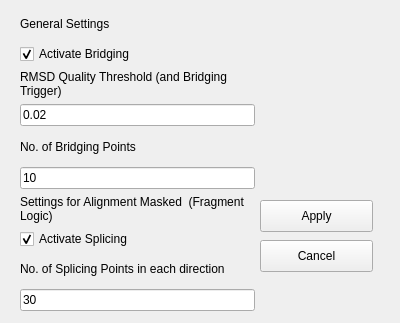
Qt form MolVista/modules/settings.ui (ts-quantum/MolSuite) before a commit.
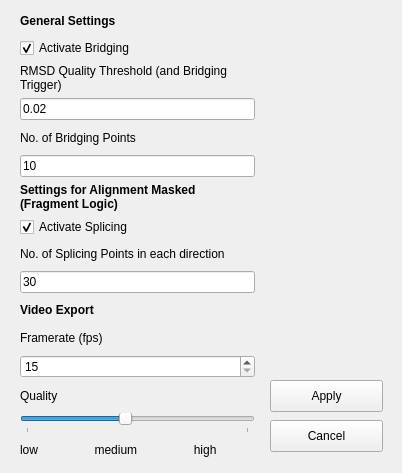
The same form after that commit.

Patch:
```diff
--- a/MolVista/modules/settings.ui
+++ b/MolVista/modules/settings.ui
@@ -6,8 +6,8 @@
    <rect>
     <x>0</x>
     <y>0</y>
-    <width>400</width>
-    <height>323</height>
+    <width>402</width>
+    <height>473</height>
    </rect>
   </property>
   <property name="windowTitle">
@@ -16,8 +16,8 @@
   <widget class="QPushButton" name="Apply">
    <property name="geometry">
     <rect>
-     <x>260</x>
-     <y>200</y>
+     <x>270</x>
+     <y>380</y>
      <width>113</width>
      <height>32</height>
     </rect>
@@ -29,8 +29,8 @@
   <widget class="QPushButton" name="Cancel">
    <property name="geometry">
     <rect>
-     <x>260</x>
-     <y>240</y>
+     <x>270</x>
+     <y>420</y>
      <width>113</width>
      <height>32</height>
     </rect>
@@ -45,12 +45,18 @@
      <x>20</x>
      <y>10</y>
      <width>235</width>
-     <height>301</height>
+     <height>451</height>
     </rect>
    </property>
    <layout class="QVBoxLayout" name="verticalLayout">
     <item>
      <widget class="QLabel" name="label_3">
+      <property name="font">
+       <font>
+        <weight>75</weight>
+        <bold>true</bold>
+       </font>
+      </property>
       <property name="text">
        <string>General Settings</string>
       </property>
@@ -102,6 +108,12 @@
     </item>
     <item>
      <widget class="QLabel" name="label">
+      <property name="font">
+       <font>
+        <weight>75</weight>
+        <bold>true</bold>
+       </font>
+      </property>
       <property name="text">
        <string>Settings for Alignment Masked  (Fragment Logic)</string>
       </property>
@@ -137,6 +149,69 @@
       </property>
      </widget>
     </item>
+    <item>
+     <widget class="QLabel" name="label_6">
+      <property name="font">
+       <font>
+        <weight>75</weight>
+        <bold>true</bold>
+       </font>
+      </property>
+      <property name="text">
+       <string>Video Export</string>
+      </property>
+     </widget>
+    </item>
+    <item>
+     <widget class="QLabel" name="label_7">
+      <property name="text">
+       <string>Framerate (fps)</string>
+      </property>
+     </widget>
+    </item>
+    <item>
+     <widget class="QSpinBox" name="frame_rate">
+      <property name="minimum">
+       <number>15</number>
+      </property>
+      <property name="maximum">
+       <number>35</number>
+      </property>
+     </widget>
+    </item>
+    <item>
+     <widget class="QLabel" name="label_8">
+      <property name="text">
+       <string>Quality</string>
+      </property>
+     </widget>
+    </item>
+    <item>
+     <widget class="QSlider" name="quality">
+      <property name="minimum">
+       <number>1</number>
+      </property>
+      <property name="maximum">
+       <number>10</number>
+      </property>
+      <property name="value">
+       <number>5</number>
+      </property>
+      <property name="orientation">
+       <enum>Qt::Horizontal</enum>
+      </property>
+      <property name="tickPosition">
+       <enum>QSlider::TicksBelow</enum>
+      </property>
+     </widget>
+    </item>
+    <item>
+     <widget class="QLabel" name="label_9">
+      <property name="text">
+       <string>low                 medium                 high</string>
+      </property>
+     </widget>
+    </item>
    </layout>
   </widget>
  </widget>
```
